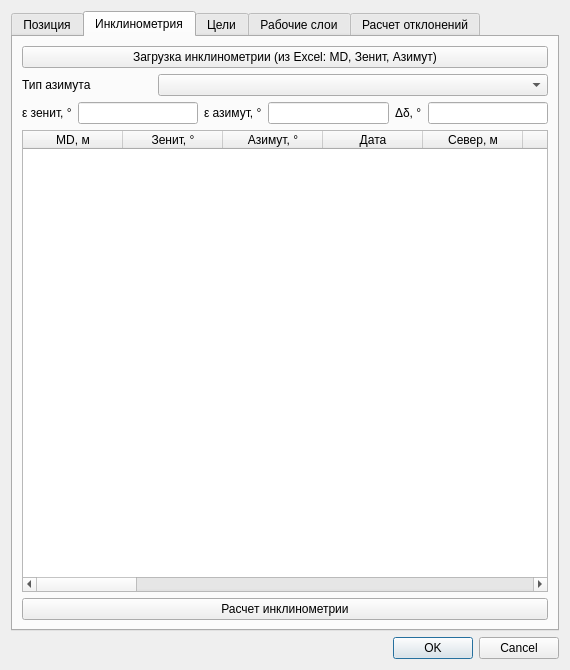
Aykuayvenchorr/inclinometr, file inclinometr_dialog_base.ui: the form before one commit.
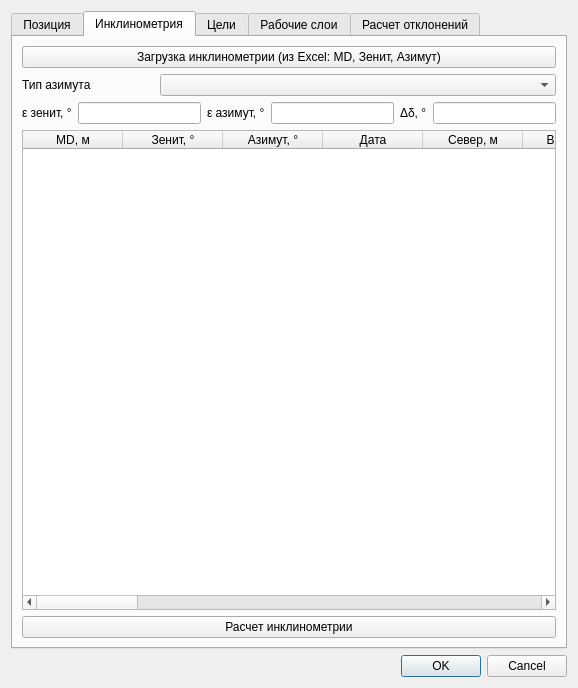
The form after the commit. Custom widgets are drawn as their Qt base class.

Patch:
```diff
--- a/inclinometr_dialog_base.ui
+++ b/inclinometr_dialog_base.ui
@@ -6,8 +6,8 @@
    <rect>
     <x>0</x>
     <y>0</y>
-    <width>570</width>
-    <height>670</height>
+    <width>578</width>
+    <height>688</height>
    </rect>
   </property>
   <property name="sizePolicy">
```
Left out of the diff: 2 changed lines with no effect on the pictures.
